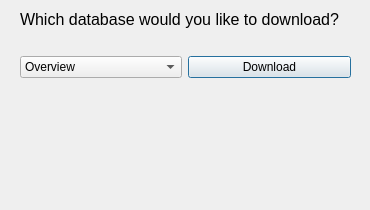
First picture: the form in Design/downloading_dialog.ui, repository youngTouring/genome_info, before the edit.
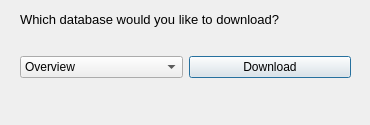
Second picture: the form after the edit. Icons and pictures are not drawn.

Commit message: Design improvements, bold labels etc.

Diff of the .ui file:
```diff
--- a/Design/downloading_dialog.ui
+++ b/Design/downloading_dialog.ui
@@ -7,7 +7,7 @@
     <x>0</x>
     <y>0</y>
     <width>370</width>
-    <height>210</height>
+    <height>125</height>
    </rect>
   </property>
   <property name="windowTitle">
@@ -51,7 +51,7 @@
         </property>
         <property name="font">
          <font>
-          <pointsize>12</pointsize>
+          <pointsize>10</pointsize>
          </font>
         </property>
         <property name="text">
@@ -86,18 +86,6 @@
       </property>
      </widget>
     </item>
-    <item row="8" column="0">
-     <widget class="QLabel" name="labelDownloadInfo">
-      <property name="font">
-       <font>
-        <pointsize>10</pointsize>
-       </font>
-      </property>
-      <property name="text">
-       <string/>
-      </property>
-     </widget>
-    </item>
     <item row="4" column="0">
      <widget class="QComboBox" name="comboBoxDatabases">
       <property name="font">
```
The commit also changes 5 other files.
